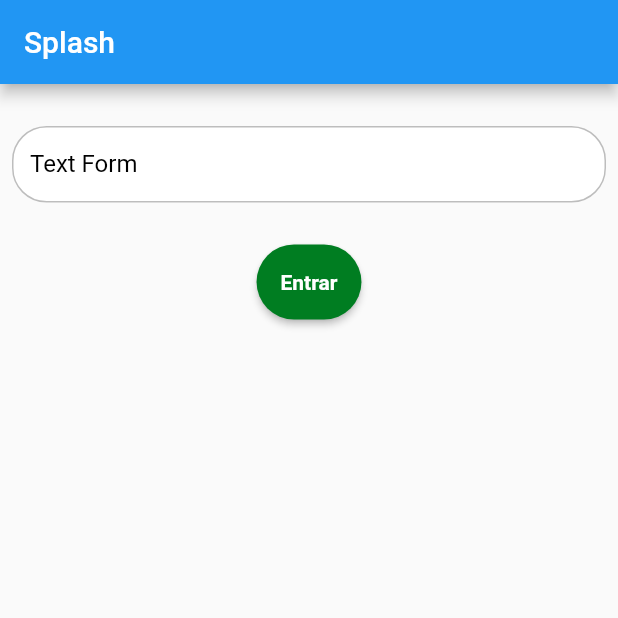
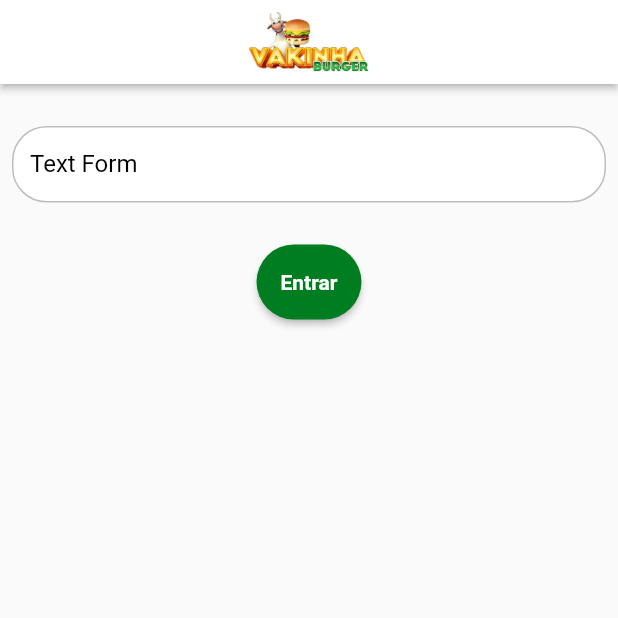
Before and after one commit to luciano-zimermann/lz_vakinha_burger, a Flutter app: the screen it shows after launch, on a phone screen of 412 x 824 dp, the top half of it. Run offline on Flutter 3.47's test engine with Material 2 defaults, Android fonts, the phone set to English and light mode, and no system bars; our stand-ins replace get; Roboto replaces fonts that are missing (mplus1).

Commit message:
Creating AppBar

```diff
--- /dev/null
+++ b/lib/app/core/ui/widgets/vakinha_app_bar.dart
@@ -0,0 +1,18 @@
+import 'package:flutter/material.dart';
+
+class VakinhaAppBar extends AppBar {
+  VakinhaAppBar({
+    Key? key,
+    double elevation = 2,
+  }) : super(
+          key: key,
+          backgroundColor: Colors.white,
+          elevation: elevation,
+          centerTitle: true,
+          title: Image.asset(
+            'assets/images/logo.png',
+            width: 80,
+          ),
+          iconTheme: const IconThemeData(color: Colors.black),
+        );
+}
--- a/lib/app/modules/splash/splash_page.dart
+++ b/lib/app/modules/splash/splash_page.dart
@@ -1,4 +1,5 @@
 import 'package:flutter/material.dart';
+import 'package:vakinha_burger_mobile/app/core/ui/widgets/vakinha_app_bar.dart';
 import 'package:vakinha_burger_mobile/app/core/ui/widgets/vakinha_button.dart';
 import 'package:vakinha_burger_mobile/app/core/ui/widgets/vakinha_textformfield.dart';
 
@@ -8,7 +9,7 @@ class SplashPage extends StatelessWidget {
   @override
   Widget build(BuildContext context) {
     return Scaffold(
-      appBar: AppBar(title: const Text('Splash')),
+      appBar: VakinhaAppBar(),
       body: Column(
         children: [
           const SizedBox(height: 20),
--- a/pubspec.yaml
+++ b/pubspec.yaml
@@ -63,8 +63,8 @@ flutter:
   uses-material-design: true
 
   # To add assets to your application, add an assets section, like this:
-  # assets:
-  #   - images/a_dot_burr.jpeg
+  assets:
+     - assets/images/
   #   - images/a_dot_ham.jpeg
 
   # An image asset can refer to one or more resolution-specific "variants", see
```
Also changed, not shown: assets/images/lanche.png (added), assets/images/logo.png (added), assets/images/logo_rounded.png (added), assets/images/splash_fundo.png (added).
